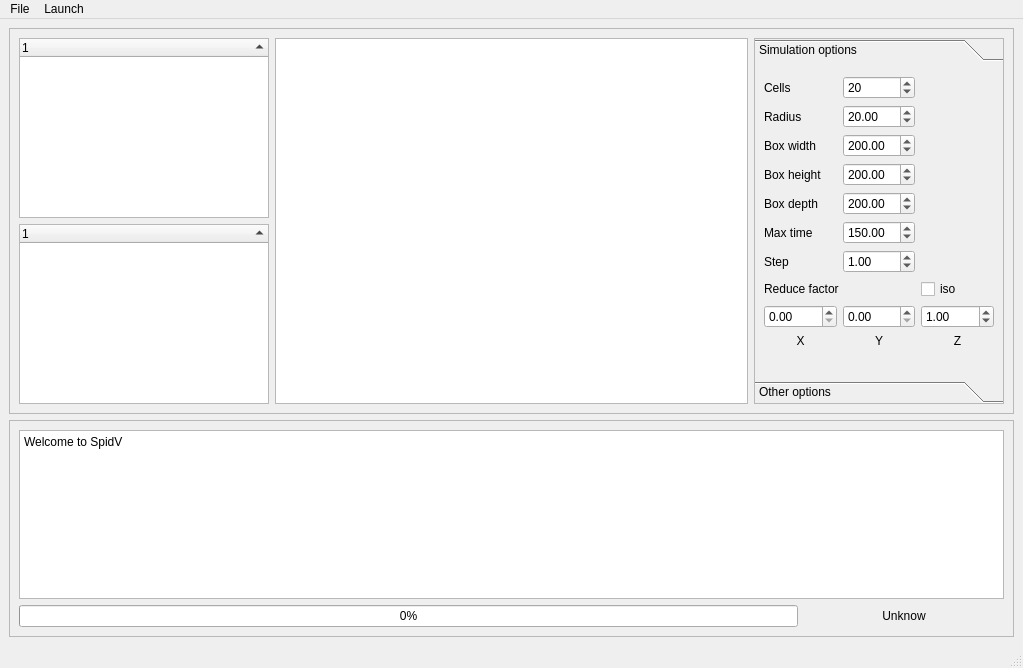
Qt form mainwindow.ui (IPAM-IGF/VesselMod) before a commit.
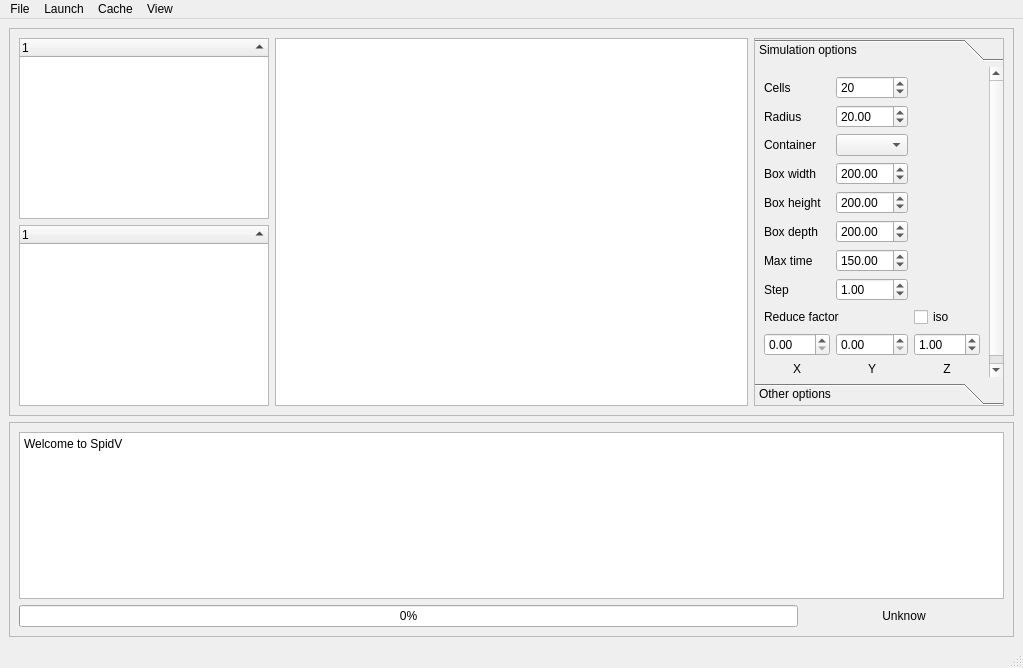
The same form after that commit. Icons and pictures are not drawn.

The edit to the form file:
```diff
--- a/mainwindow.ui
+++ b/mainwindow.ui
@@ -223,8 +223,8 @@
            <rect>
             <x>0</x>
             <y>0</y>
-            <width>260</width>
-            <height>333</height>
+            <width>263</width>
+            <height>366</height>
            </rect>
           </property>
           <attribute name="label">
@@ -265,65 +265,35 @@
              </property>
             </widget>
            </item>
-           <item row="2" column="0">
+           <item row="3" column="0">
             <widget class="QLabel" name="boxsizelab">
              <property name="text">
               <string>Box width</string>
              </property>
             </widget>
            </item>
-           <item row="2" column="1">
-            <widget class="QDoubleSpinBox" name="spinDepth">
-             <property name="maximum">
-              <double>9999.989999999999782</double>
-             </property>
-             <property name="value">
-              <double>200.000000000000000</double>
-             </property>
-            </widget>
-           </item>
-           <item row="3" column="0">
-            <widget class="QLabel" name="label_3">
-             <property name="text">
-              <string>Box height</string>
-             </property>
-            </widget>
-           </item>
-           <item row="3" column="1">
-            <widget class="QDoubleSpinBox" name="spinWidth">
-             <property name="maximum">
-              <double>9999.989999999999782</double>
-             </property>
-             <property name="value">
-              <double>200.000000000000000</double>
-             </property>
-            </widget>
-           </item>
            <item row="4" column="0">
-            <widget class="QLabel" name="label_4">
+            <widget class="QLabel" name="heightlab">
+             <property name="text">
+              <string>Box height</string>
+             </property>
+            </widget>
+           </item>
+           <item row="6" column="0">
+            <widget class="QLabel" name="depthlab">
              <property name="text">
               <string>Box depth</string>
              </property>
             </widget>
            </item>
-           <item row="4" column="1">
-            <widget class="QDoubleSpinBox" name="spinHeight">
-             <property name="maximum">
-              <double>9999.989999999999782</double>
-             </property>
-             <property name="value">
-              <double>200.000000000000000</double>
-             </property>
-            </widget>
-           </item>
-           <item row="5" column="0">
+           <item row="7" column="0">
             <widget class="QLabel" name="timeLab">
              <property name="text">
               <string>Max time</string>
              </property>
             </widget>
            </item>
-           <item row="5" column="1">
+           <item row="7" column="1">
             <widget class="QDoubleSpinBox" name="maxtimeSpin">
              <property name="maximum">
               <double>9999.000000000000000</double>
@@ -333,14 +303,14 @@
              </property>
             </widget>
            </item>
-           <item row="6" column="0">
+           <item row="8" column="0">
             <widget class="QLabel" name="label">
              <property name="text">
               <string>Step</string>
              </property>
             </widget>
            </item>
-           <item row="6" column="1">
+           <item row="8" column="1">
             <widget class="QDoubleSpinBox" name="stepSpin">
              <property name="maximum">
               <double>200.000000000000000</double>
@@ -353,28 +323,28 @@
              </property>
             </widget>
            </item>
-           <item row="7" column="0" colspan="2">
+           <item row="9" column="0" colspan="2">
             <widget class="QLabel" name="label_2">
              <property name="text">
               <string>Reduce factor</string>
              </property>
             </widget>
            </item>
-           <item row="8" column="0">
+           <item row="10" column="0">
             <widget class="QDoubleSpinBox" name="reduceFX">
              <property name="maximum">
               <double>300.000000000000000</double>
              </property>
             </widget>
            </item>
-           <item row="8" column="1">
+           <item row="10" column="1">
             <widget class="QDoubleSpinBox" name="reduceFY">
              <property name="maximum">
               <double>300.000000000000000</double>
              </property>
             </widget>
            </item>
-           <item row="8" column="2">
+           <item row="10" column="2">
             <widget class="QDoubleSpinBox" name="reduceFZ">
              <property name="maximum">
               <double>300.000000000000000</double>
@@ -384,7 +354,7 @@
              </property>
             </widget>
            </item>
-           <item row="9" column="1">
+           <item row="11" column="1">
             <widget class="QLabel" name="label_6">
              <property name="text">
               <string>Y</string>
@@ -394,7 +364,7 @@
              </property>
             </widget>
            </item>
-           <item row="9" column="2">
+           <item row="11" column="2">
             <widget class="QLabel" name="label_7">
              <property name="text">
               <string>Z</string>
@@ -404,7 +374,7 @@
              </property>
             </widget>
            </item>
-           <item row="10" column="1">
+           <item row="12" column="1">
             <spacer name="verticalSpacer">
              <property name="orientation">
               <enum>Qt::Vertical</enum>
@@ -417,14 +387,14 @@
              </property>
             </spacer>
            </item>
-           <item row="7" column="2">
+           <item row="9" column="2">
             <widget class="QCheckBox" name="isocheckBox">
              <property name="text">
               <string>iso</string>
              </property>
             </widget>
            </item>
-           <item row="9" column="0">
+           <item row="11" column="0">
             <widget class="QLabel" name="label_5">
              <property name="text">
               <string>X</string>
@@ -434,6 +404,46 @@
              </property>
             </widget>
            </item>
+           <item row="2" column="0">
+            <widget class="QLabel" name="containerlab">
+             <property name="text">
+              <string>Container</string>
+             </property>
+            </widget>
+           </item>
+           <item row="2" column="1">
+            <widget class="QComboBox" name="containerComboBox"/>
+           </item>
+           <item row="6" column="1">
+            <widget class="QDoubleSpinBox" name="spinDepth">
+             <property name="maximum">
+              <double>9999.989999999999782</double>
+             </property>
+             <property name="value">
+              <double>200.000000000000000</double>
+             </property>
+            </widget>
+           </item>
+           <item row="3" column="1">
+            <widget class="QDoubleSpinBox" name="spinWidth">
+             <property name="maximum">
+              <double>9999.989999999999782</double>
+             </property>
+             <property name="value">
+              <double>200.000000000000000</double>
+             </property>
+            </widget>
+           </item>
+           <item row="4" column="1">
+            <widget class="QDoubleSpinBox" name="spinHeight">
+             <property name="maximum">
+              <double>9999.989999999999782</double>
+             </property>
+             <property name="value">
+              <double>200.000000000000000</double>
+             </property>
+            </widget>
+           </item>
           </layout>
          </widget>
          <widget class="QWidget" name="othopt">
@@ -518,8 +528,23 @@
     </property>
     <addaction name="actionRun"/>
    </widget>
+   <widget class="QMenu" name="menuCache">
+    <property name="title">
+     <string>Cache</string>
+    </property>
+    <addaction name="actionDelete_cells"/>
+   </widget>
+   <widget class="QMenu" name="menuView">
+    <property name="title">
+     <string>View</string>
+    </property>
+    <addaction name="actionClear"/>
+    <addaction name="actionRedraw"/>
+   </widget>
    <addaction name="menuFile"/>
    <addaction name="menuLaunch"/>
+   <addaction name="menuCache"/>
+   <addaction name="menuView"/>
   </widget>
   <widget class="QStatusBar" name="statusbar"/>
   <action name="actionRun">
```
Left out of the diff: 28 changed lines with no effect on the pictures.
